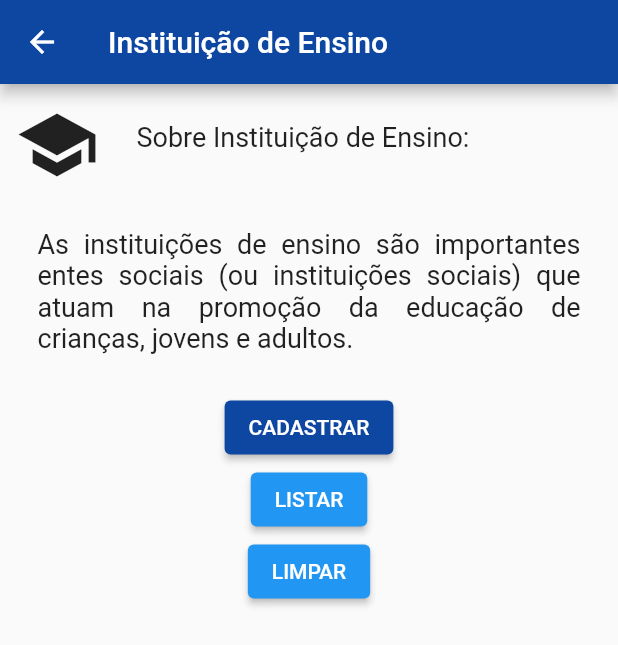
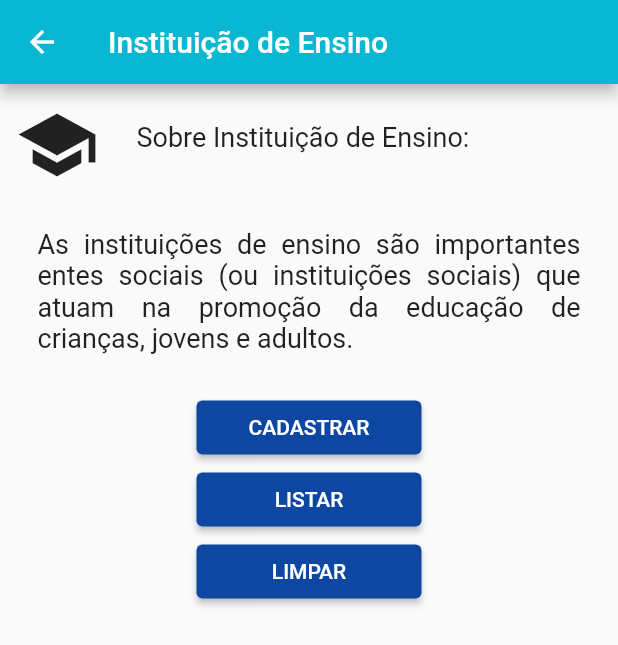
Before and after one commit to Zarbatoa/SisMobEstagios, a Flutter app: the screen it shows after launch, after a tap on "Instituição", on a phone screen of 412 x 824 dp. Shown: the top 645 px of the screen. Run offline on Flutter 3.47's test engine with Material 2 defaults, Android fonts, the phone set to English and light mode, and no system bars; network calls fail.

Commit message:
Adicionado um arquivo com constantes da app e feitos pequenos ajustes

```diff
--- /dev/null
+++ b/lib/constantes.dart
@@ -0,0 +1,5 @@
+
+import 'package:flutter/material.dart';
+
+const Color? darkBlueTheme = Color.fromRGBO(13, 71, 161, 1);
+const Color? lightBlueTheme = Color.fromRGBO(9, 183, 211, 1); //#09B7D3
--- a/lib/home_page.dart
+++ b/lib/home_page.dart
@@ -1,5 +1,6 @@
 import 'package:flutter/material.dart';
 import 'package:sistema_mobile_estagios/instituicao_page.dart';
+import 'package:sistema_mobile_estagios/constantes.dart' as constantes;
 
 class HomePage extends StatefulWidget {
   const HomePage({ Key? key }) : super(key: key);
@@ -14,7 +15,7 @@ class _HomePageState extends State<HomePage> {
     return Scaffold(
       appBar: AppBar(
         title: const Text('Sistema Controle de Estágios'),
-        backgroundColor: Colors.blue[900],
+        backgroundColor: constantes.lightBlueTheme,
       ),
       body: SingleChildScrollView(
         child: Column(
--- a/lib/instituicao_page.dart
+++ b/lib/instituicao_page.dart
@@ -5,6 +5,7 @@ import 'dart:io';
 import 'package:flutter/material.dart';
 import 'package:http/http.dart' as http;
 import 'package:sistema_mobile_estagios/utilidades.dart';
+import 'package:sistema_mobile_estagios/constantes.dart' as constantes;
 
 class InstituicaoPage extends StatefulWidget {
 
@@ -40,18 +41,16 @@ class _InstituicaoPageState extends State<InstituicaoPage> {
       listaJsons.add(LinkedHashMap.from(d));
     }
 
-    for (var k in listaJsons) {
-      print(Utf8Decoder().convert(k.toString().codeUnits));
-    }
-
     setState(() {
       items = List<ListItem>.generate(listaJsons.length*9,
         (i) => i % 9 == 0 ?
         HeadingItem('Instituicao ${i~/9}') :
         MessageItem(listaJsons[i~/9].keys.elementAt(i%9),
           listaJsons[i~/9].keys.elementAt(i%9) != 'endereco' ?
-          '${Utf8Decoder().convert( listaJsons[i~/9][listaJsons[i~/9].keys.elementAt(i%9)].toString().codeUnits )}' :
-          Utilidades.formatarEndereco(listaJsons[i~/9][listaJsons[i~/9].keys.elementAt(i%9)])));
+          const Utf8Decoder().convert( listaJsons[i~/9][listaJsons[i~/9].keys.elementAt(i%9)].toString().codeUnits ) :
+          formatarEndereco(listaJsons[i~/9][listaJsons[i~/9].keys.elementAt(i%9)])
+        )
+      );
     });
   }
 
@@ -60,10 +59,10 @@ class _InstituicaoPageState extends State<InstituicaoPage> {
     return Scaffold(
       appBar: AppBar(
         title: const Text('Instituição de Ensino'),
-        backgroundColor: Colors.blue[900],
+        backgroundColor: constantes.lightBlueTheme,
       ),
       body: SingleChildScrollView(
-        physics: ScrollPhysics(),
+        physics: const ScrollPhysics(),
         child: Column(
           children: [
             Row(
@@ -80,12 +79,17 @@ class _InstituicaoPageState extends State<InstituicaoPage> {
               onPressed: (){},
               child: const Text('CADASTRAR'),
               style: ButtonStyle(
-                backgroundColor: MaterialStateProperty.all<Color?>(Colors.blue[900]),
+                backgroundColor: MaterialStateProperty.all<Color?>(constantes.darkBlueTheme),
+                fixedSize: MaterialStateProperty.all(const Size(150, 35))
               ),
             ),
             ElevatedButton(
               onPressed: get_instituicao_api,
-              child: const Text('LISTAR')
+              child: const Text('LISTAR'),
+              style: ButtonStyle(
+                backgroundColor: MaterialStateProperty.all<Color?>(constantes.darkBlueTheme),
+                fixedSize: MaterialStateProperty.all(const Size(150, 35))
+              ),
             ),
             ElevatedButton(
               onPressed: (){
@@ -93,7 +97,11 @@ class _InstituicaoPageState extends State<InstituicaoPage> {
                   items = [];
                 });
               },
-              child: const Text('LIMPAR')
+              child: const Text('LIMPAR'),
+              style: ButtonStyle(
+                backgroundColor: MaterialStateProperty.all<Color?>(constantes.darkBlueTheme),
+                fixedSize: MaterialStateProperty.all(const Size(150, 35))
+              ),
             ),
             ListView.builder(
               physics: NeverScrollableScrollPhysics(),
@@ -209,6 +217,7 @@ class _InstituicaoPageState extends State<InstituicaoPage> {
 }
 
 
+
 /// The base class for the different types of items the list can contain.
 abstract class ListItem {
   /// The title line to show in a list item.
```
Also changed, not shown: lib/utilidades.dart (+4 -6 lines).
